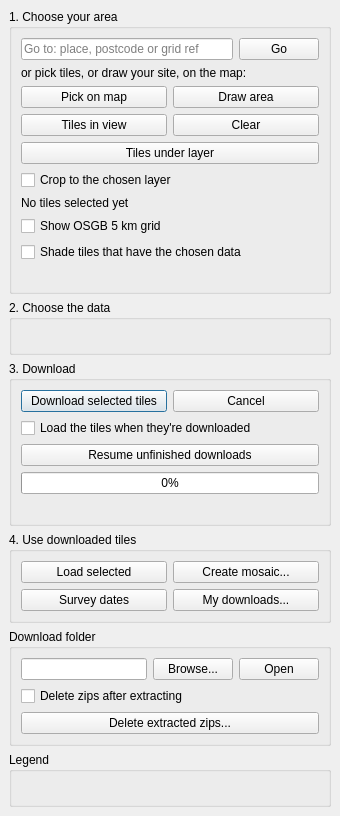
Old version of the form lidar_downloader_uk/lidar_downloader_dialog_base.ui in the repository simonstoate/LidarDownloaderUK.
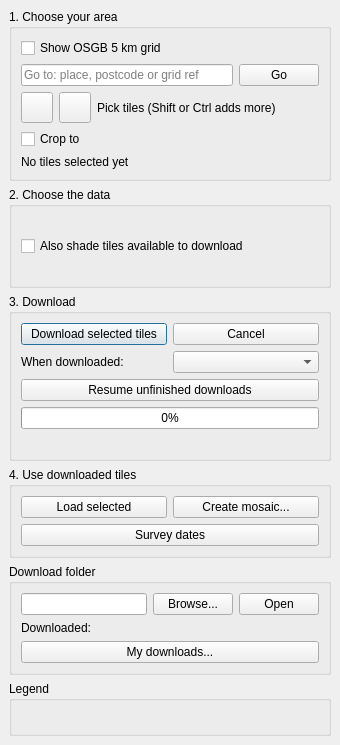
New version of the form. Custom widgets are drawn as their Qt base class.

Commit message: LIDAR Downloader UK 0.14.6: tiles load as downloaded, a simpler panel, crop to your site

What changed in the file:
```diff
--- a/lidar_downloader_uk/lidar_downloader_dialog_base.ui
+++ b/lidar_downloader_uk/lidar_downloader_dialog_base.ui
@@ -21,6 +21,16 @@
        <string>1. Choose your area</string>
       </property>
       <layout class="QVBoxLayout" name="layTiles">
+       <item>
+        <widget class="QCheckBox" name="chkShowGrid">
+         <property name="text">
+          <string>Show OSGB 5 km grid</string>
+         </property>
+         <property name="toolTip">
+          <string>The grid of 5 km tiles the data comes in, shaded for the chosen dataset (see Downloaded, under Download folder): the tiles of it you have downloaded and, if ticked in step 2, the tiles in view still to download. Squares with no data from any source (mostly sea, or Northern Ireland) have only a faint outline.</string>
+         </property>
+        </widget>
+       </item>
        <item>
         <layout class="QHBoxLayout" name="layGoTo">
          <item>
@@ -46,75 +56,54 @@
         </layout>
        </item>
        <item>
-        <widget class="QLabel" name="lblSelectHint">
-         <property name="text">
-          <string>or pick tiles, or draw your site, on the map:</string>
-         </property>
-         <property name="wordWrap">
-          <bool>true</bool>
-         </property>
-        </widget>
-       </item>
-       <item>
-        <layout class="QHBoxLayout" name="layMapTools">
+        <layout class="QHBoxLayout" name="layPick">
          <item>
-          <widget class="QPushButton" name="btnPickTiles">
-           <property name="text">
-            <string>Pick on map</string>
-           </property>
+          <widget class="QToolButton" name="btnPickTiles">
            <property name="toolTip">
             <string>Click tiles on the map to add or remove them; drag a box to add every tile under it (any QGIS selection tool works too)</string>
            </property>
            <property name="checkable">
             <bool>true</bool>
            </property>
+           <property name="iconSize">
+            <size>
+             <width>24</width>
+             <height>24</height>
+            </size>
+           </property>
           </widget>
          </item>
          <item>
-          <widget class="QPushButton" name="btnDrawArea">
-           <property name="text">
-            <string>Draw area</string>
-           </property>
+          <widget class="QToolButton" name="btnDeselect">
            <property name="toolTip">
             <string>Drag a rectangle, or click the corners of a polygon (right-click or double-click to finish, Esc to start again). The tiles under the area are selected, and the area is kept as a layer to crop to.</string>
            </property>
-           <property name="checkable">
-            <bool>true</bool>
+           <property name="iconSize">
+            <size>
+             <width>24</width>
+             <height>24</height>
+            </size>
            </property>
           </widget>
          </item>
-        </layout>
-       </item>
-       <item>
-        <layout class="QHBoxLayout" name="laySelectButtons">
          <item>
-          <widget class="QPushButton" name="btnSelectExtent">
+          <widget class="QLabel" name="lblPickHint">
            <property name="text">
-            <string>Tiles in view</string>
+            <string>Pick tiles (Shift or Ctrl adds more)</string>
            </property>
-           <property name="toolTip">
-            <string>Select the tiles with data covering the current map view</string>
+           <property name="wordWrap">
+            <bool>true</bool>
            </property>
           </widget>
          </item>
-         <item>
-          <widget class="QPushButton" name="btnClearSelection">
-           <property name="text">
-            <string>Clear</string>
-           </property>
-           <property name="toolTip">
-            <string>Clear the tile selection and remove the drawn area</string>
-           </property>
-          </widget>
-         </item>
         </layout>
        </item>
        <item>
         <layout class="QHBoxLayout" name="layLayerSelect">
          <item>
-          <widget class="QPushButton" name="btnSelectLayer">
+          <widget class="QCheckBox" name="chkCrop">
            <property name="text">
-            <string>Tiles under layer</string>
+            <string>Crop to</string>
            </property>
            <property name="toolTip">
             <string>Select the tiles with data that intersect the chosen layer (its selected features if it has any, otherwise all of them; the extent for rasters)</string>
@@ -123,16 +112,6 @@
          </item>
         </layout>
        </item>
-       <item>
-        <widget class="QCheckBox" name="chkCrop">
-         <property name="text">
-          <string>Crop to the chosen layer</string>
-         </property>
-         <property name="toolTip">
-          <string>Crop what's loaded, and mosaics you save, to the polygons of the layer chosen above (its selected features if it has any), e.g. your drawn area. Drawing an area ticks this.</string>
-         </property>
-        </widget>
-       </item>
        <item>
         <widget class="QLabel" name="lblTileCount">
          <property name="text">
@@ -143,20 +122,29 @@
          </property>
         </widget>
        </item>
+      </layout>
+     </widget>
+    </item>
+    <item>
+     <widget class="QgsCollapsibleGroupBox" name="grpDataset">
+      <property name="title">
+       <string>2. Choose the data</string>
+      </property>
+      <layout class="QVBoxLayout" name="layDataset">
        <item>
-        <widget class="QCheckBox" name="chkShowGrid">
+        <widget class="QLabel" name="lblAvailability">
          <property name="text">
-          <string>Show OSGB 5 km grid</string>
+          <string/>
          </property>
-         <property name="toolTip">
-          <string>The grid of 5 km tiles the data comes in. Tiles you have downloaded are shaded; squares with no data from any source (mostly sea, or Northern Ireland) have only a faint outline.</string>
+         <property name="wordWrap">
+          <bool>true</bool>
          </property>
         </widget>
        </item>
        <item>
         <widget class="QCheckBox" name="chkCoverage">
          <property name="text">
-          <string>Shade tiles that have the chosen data</string>
+          <string>Also shade tiles available to download</string>
          </property>
          <property name="toolTip">
           <string>Shade the tiles in the map view that have the chosen dataset but haven't been downloaded yet (with up to 1,600 tiles in view: zoom in if there are more)</string>
@@ -183,26 +171,7 @@
      </widget>
     </item>
     <item>
-     <widget class="QGroupBox" name="grpDataset">
-      <property name="title">
-       <string>2. Choose the data</string>
-      </property>
-      <layout class="QVBoxLayout" name="layDataset">
-       <item>
-        <widget class="QLabel" name="lblAvailability">
-         <property name="text">
-          <string/>
-         </property>
-         <property name="wordWrap">
-          <bool>true</bool>
-         </property>
-        </widget>
-       </item>
-      </layout>
-     </widget>
-    </item>
-    <item>
-     <widget class="QGroupBox" name="grpDownload">
+     <widget class="QgsCollapsibleGroupBox" name="grpDownload">
       <property name="title">
        <string>3. Download</string>
       </property>
@@ -229,14 +198,22 @@
         </layout>
        </item>
        <item>
-        <widget class="QCheckBox" name="chkLoadAfterDownload">
-         <property name="text">
-          <string>Load the tiles when they're downloaded</string>
-         </property>
-         <property name="toolTip">
-          <string>Load the tiles as soon as they've downloaded (cropped too, when "Crop to" is ticked): download and load in one go</string>
-         </property>
-        </widget>
+        <layout class="QHBoxLayout" name="layAfterDownload">
+         <item>
+          <widget class="QLabel" name="lblAfterDownload">
+           <property name="text">
+            <string>When downloaded:</string>
+           </property>
+          </widget>
+         </item>
+         <item>
+          <widget class="QComboBox" name="cboAfterDownload">
+           <property name="toolTip">
+            <string>What happens to the tiles when the download finishes</string>
+           </property>
+          </widget>
+         </item>
+        </layout>
        </item>
        <item>
         <widget class="QPushButton" name="btnResume">
@@ -311,15 +288,8 @@
            <property name="toolTip">
             <string>Show when the ground in the selected tiles was actually flown (England's Composite DTM/DSM: the surveys merged into each tile, from the metadata that comes with it), coloured by year</string>
            </property>
-          </widget>
-         </item>
-         <item>
-          <widget class="QPushButton" name="btnMyDownloads">
-           <property name="text">
-            <string>My downloads...</string>
-           </property>
-           <property name="toolTip">
-            <string>Everything in the download folder: space per survey; show on the grid, load, open or delete</string>
+           <property name="checkable">
+            <bool>true</bool>
            </property>
           </widget>
          </item>
@@ -359,29 +329,29 @@
         </layout>
        </item>
        <item>
-        <layout class="QVBoxLayout" name="layZips">
+        <layout class="QHBoxLayout" name="layShaded">
          <item>
-          <widget class="QCheckBox" name="chkDeleteZips">
+          <widget class="QLabel" name="lblShaded">
            <property name="text">
-            <string>Delete zips after extracting</string>
+            <string>Downloaded:</string>
            </property>
            <property name="toolTip">
-            <string>Permanently deletes each zip once its tile has extracted successfully. Saves disk space: each zip is about the same size as its extracted tile. Tiles whose zip was deleted still count as downloaded.</string>
-           </property>
-          </widget>
-         </item>
-         <item>
-          <widget class="QPushButton" name="btnTidyZips">
-           <property name="text">
-            <string>Delete extracted zips...</string>
-           </property>
-           <property name="toolTip">
-            <string>Lists the zip files in the download folder whose tiles are fully extracted, and asks before permanently deleting them</string>
+            <string>What's in the download folder, with how many tiles of each. The grid is shaded for the one chosen here; it also follows the dataset chosen in step 2.</string>
            </property>
           </widget>
          </item>
         </layout>
        </item>
+       <item>
+        <widget class="QPushButton" name="btnMyDownloads">
+         <property name="text">
+          <string>My downloads...</string>
+         </property>
+         <property name="toolTip">
+          <string>Everything in the download folder: space per survey; show on the grid, load, open or delete; and the zip files (delete them after extracting, or tidy them up)</string>
+         </property>
+        </widget>
+       </item>
       </layout>
      </widget>
     </item>
@@ -423,6 +393,14 @@
    </layout>
   </widget>
  </widget>
+ <customwidgets>
+  <customwidget>
+   <class>QgsCollapsibleGroupBox</class>
+   <extends>QGroupBox</extends>
+   <header>qgscollapsiblegroupbox.h</header>
+   <container>1</container>
+  </customwidget>
+ </customwidgets>
  <resources/>
  <connections/>
 </ui>
```
Left out of the diff: 33 changed lines with no effect on the pictures. The commit also changes 25 other files.
